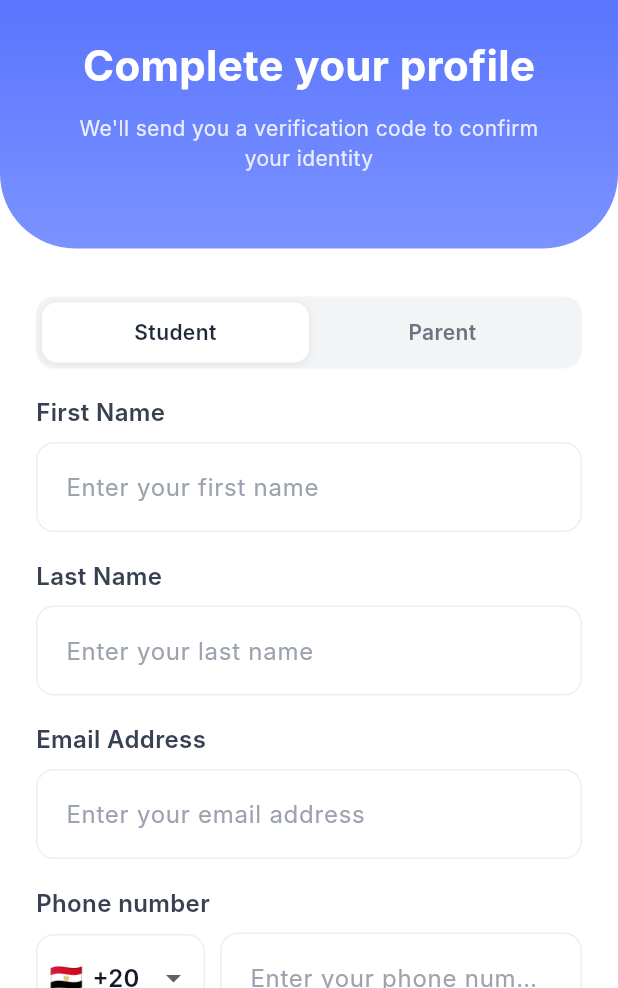
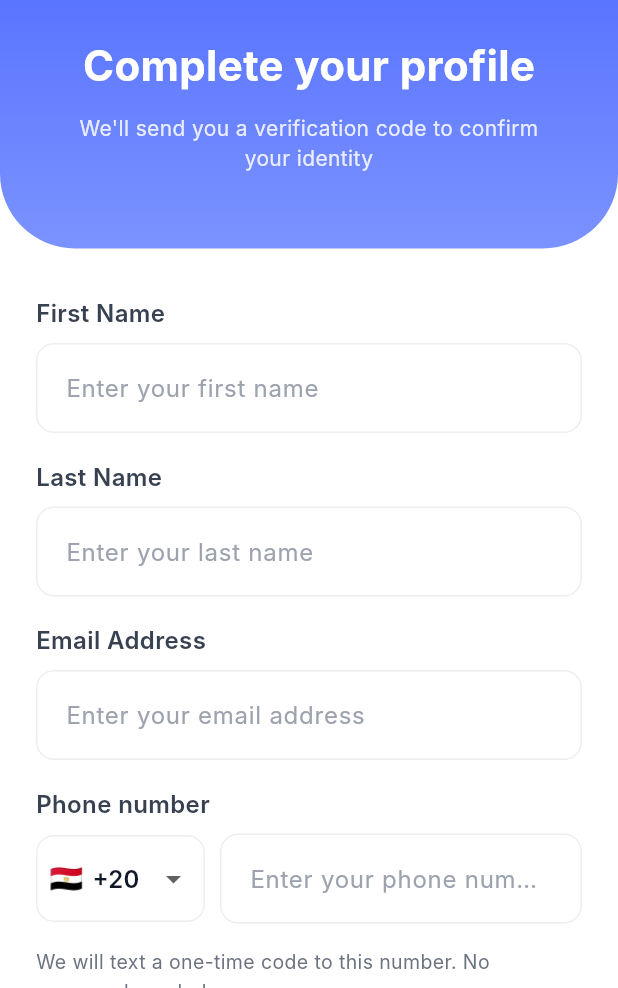
Before and after one commit to remon-samir1/learnoo_application, a Flutter app: the ProfileScreen screen opened directly, on a phone screen of 412 x 824 dp, the part 248-1236 px from its top. Run offline on Flutter 3.47's test engine with Material 3 defaults, Android fonts, the phone set to English and light mode, and no system bars; our stand-ins replace audioplayers, cached_network_image, connectivity_plus, device_info_plus, dio, easy_localization and 25 more; missing offline and left inert: cryptography, jitsi_meet_flutter_sdk, record, screen_capture_event, syncfusion_flutter_pdf, syncfusion_flutter_pdfviewer and 3 more; accounts and stored records are empty; network calls fail; Roboto replaces fonts that are missing (Inter); project files that could hold a hidden picture were left out.

Commit message:
Hide parent sign-up in the app; new accounts are students only
The sign-up screen no longer offers the Student / Parent switch or the
parent password fields, and registration always sends the student role
(0, as the website does). The server already refuses parent sign-up.
Existing parents still sign in from the login screen's parent link.

```diff
--- a/lib/features/auth/data/auth_repository.dart
+++ b/lib/features/auth/data/auth_repository.dart
@@ -87,25 +87,21 @@ class AuthRepository {
   // Registration & sign-in — passwordless
   // ---------------------------------------------------------------------
 
-  /// Role id sent to `POST /v1/auth/register`, matching the web's
-  /// `role: role === "Parent" ? 3 : 1`.
-  static const int studentRoleId = 1;
-  static const int parentRoleId = 3;
+  /// Role id sent to `POST /v1/auth/register`: the server's
+  /// `UserRole::STUDENT`, the same `role: 0` the web's create-account sends.
+  static const int studentRoleId = 0;
 
-  /// `POST /v1/auth/register`.
+  /// `POST /v1/auth/register` — student accounts only.
   ///
-  /// [password] and `role: 3` are sent for the Parent role only — students
-  /// register passwordless and verify by OTP. The returned token becomes the
-  /// *pending* session; the account is not signed in until either the OTP is
-  /// verified (student) or [activateSession] is called (parent, which the web
-  /// does immediately because parents skip verification).
+  /// Students register passwordless and verify by OTP. Parent registration is
+  /// paused in the app and refused by the server; existing parents sign in
+  /// through [login] with a password. The returned token becomes the *pending*
+  /// session; the account is not signed in until the OTP is verified.
   Future<Map<String, dynamic>> register({
     required String firstName,
     required String lastName,
     required String phone,
     required String email,
-    String? password,
-    int role = studentRoleId,
   }) async {
     try {
       final deviceName = await _deviceName();
@@ -120,8 +116,7 @@ class AuthRepository {
           'phone': normalizePhone(phone),
           'email': email,
           'device_name': deviceName,
-          'role': role,
-          if (password != null && password.isNotEmpty) 'password': password,
+          'role': studentRoleId,
         },
       );
 
--- a/lib/features/auth/presentation/screens/profile_screen.dart
+++ b/lib/features/auth/presentation/screens/profile_screen.dart
@@ -8,21 +8,19 @@ import '../../../../core/widgets/custom_text_field.dart';
 import '../../../../core/widgets/header_back_button.dart';
 import '../../../../core/widgets/primary_button.dart';
 import '../../data/auth_repository.dart';
-import '../../../parent/presentation/screens/link_student_screen.dart';
 import '../screens/login_screen.dart';
 import '../screens/otp_verification_screen.dart';
 
-/// Which account the form is creating. Maps to `role: 1` / `role: 3`.
-enum RegisterRole { student, parent }
-
 /// Registration, matching `app/(auth)/create-account/page.tsx`.
 ///
-/// The role switch at the top decides the whole flow, exactly as on the web:
-/// a student registers passwordless and continues to the OTP screen, while a
-/// parent sets a password, is signed in immediately and continues to
-/// "link a student".
+/// New accounts are students only: they register passwordless and continue to
+/// the OTP screen. Parent registration is paused (the server refuses it too);
+/// existing parents still sign in from the login screen's parent link.
 class ProfileScreen extends StatefulWidget {
-  const ProfileScreen({super.key});
+  const ProfileScreen({super.key, this.authRepository});
+
+  /// Injected by tests; the screen creates its own otherwise.
+  final AuthRepository? authRepository;
 
   @override
   State<ProfileScreen> createState() => _ProfileScreenState();
@@ -33,17 +31,13 @@ class _ProfileScreenState extends State<ProfileScreen> {
   final _lastNameController = TextEditingController();
   final _emailController = TextEditingController();
   final _phoneController = TextEditingController();
-  final _passwordController = TextEditingController();
-  final _confirmPasswordController = TextEditingController();
 
-  final _authRepository = AuthRepository();
+  late final AuthRepository _authRepository =
+      widget.authRepository ?? AuthRepository();
 
   String _countryCode = kDefaultCountryCode;
-  RegisterRole _role = RegisterRole.student;
   bool _isLoading = false;
   bool _acceptTerms = false;
-
-  bool get _isParent => _role == RegisterRole.parent;
 
   @override
   void dispose() {
@@ -51,8 +45,6 @@ class _ProfileScreenState extends State<ProfileScreen> {
     _lastNameController.dispose();
     _emailController.dispose();
     _phoneController.dispose();
-    _passwordController.dispose();
-    _confirmPasswordController.dispose();
     super.dispose();
   }
 
@@ -112,18 +104,6 @@ class _ProfileScreenState extends State<ProfileScreen> {
       return;
     }
 
-    final password = _passwordController.text;
-    if (_isParent) {
-      if (password.isEmpty || password != _confirmPasswordController.text) {
-        _showSnack(
-          'auth.password_mismatch'.tr(),
-          Colors.red,
-          Icons.error_outline,
-        );
-        return;
-      }
-    }
-
     setState(() => _isLoading = true);
 
     final fullPhone = CountryCodeField.fullNumber(_countryCode, national);
@@ -133,10 +113,6 @@ class _ProfileScreenState extends State<ProfileScreen> {
       lastName: lastName,
       phone: fullPhone,
       email: email,
-      password: _isParent ? password : null,
-      role: _isParent
-          ? AuthRepository.parentRoleId
-          : AuthRepository.studentRoleId,
     );
 
     if (!mounted) return;
@@ -157,18 +133,6 @@ class _ProfileScreenState extends State<ProfileScreen> {
       Icons.check_circle,
     );
 
-    if (_isParent) {
-      // The web activates the session right away and routes to link-student —
-      // parents never see the OTP screen.
-      await _authRepository.activateSession();
-      if (!mounted) return;
-      Navigator.pushReplacement(
-        context,
-        MaterialPageRoute(builder: (context) => const LinkStudentScreen()),
-      );
-      return;
-    }
-
     // Straight to the code screen — same as the web, which never offers a
     // channel picker for students.
     Navigator.push(
@@ -178,59 +142,6 @@ class _ProfileScreenState extends State<ProfileScreen> {
           isRegister: true,
           phone: fullPhone,
           isEmail: false,
-        ),
-      ),
-    );
-  }
-
-  /// Segmented Student / Parent switch, the app's version of the web's role
-  /// tab strip.
-  Widget _roleSelector() {
-    return Container(
-      padding: const EdgeInsets.all(4),
-      decoration: BoxDecoration(
-        color: const Color(0xFFF3F4F6),
-        borderRadius: BorderRadius.circular(12),
-      ),
-      child: Row(
-        children: [
-          _roleTab(RegisterRole.student, 'auth.role_student'.tr()),
-          _roleTab(RegisterRole.parent, 'auth.role_parent'.tr()),
-        ],
-      ),
-    );
-  }
-
-  Widget _roleTab(RegisterRole role, String label) {
-    final selected = _role == role;
-    return Expanded(
-      child: GestureDetector(
-        onTap: _isLoading ? null : () => setState(() => _role = role),
-        child: AnimatedContainer(
-          duration: const Duration(milliseconds: 150),
-          padding: const EdgeInsets.symmetric(vertical: 10),
-          decoration: BoxDecoration(
-            color: selected ? Colors.white : Colors.transparent,
-            borderRadius: BorderRadius.circular(10),
-            boxShadow: selected
-                ? const [
-                    BoxShadow(
-                      color: Color(0x14000000),
-                      blurRadius: 4,
-                      offset: Offset(0, 1),
-                    ),
-                  ]
-                : null,
-          ),
-          child: Text(
-            label,
-            textAlign: TextAlign.center,
-            style: TextStyle(
-              fontSize: 14,
-              fontWeight: FontWeight.w600,
-              color: selected ? const Color(0xFF1F2937) : AppColors.textGray,
-            ),
-          ),
         ),
       ),
     );
@@ -307,8 +218,6 @@ class _ProfileScreenState extends State<ProfileScreen> {
               child: Column(
                 crossAxisAlignment: CrossAxisAlignment.start,
                 children: [
-                  _roleSelector(),
-                  const SizedBox(height: 18),
                   CustomTextField(
                     label: 'auth.first_name'.tr(),
                     hintText: 'auth.first_name_hint'.tr(),
@@ -337,24 +246,7 @@ class _ProfileScreenState extends State<ProfileScreen> {
                     hintText: 'auth.phone_hint'.tr(),
                     enabled: !_isLoading,
                   ),
-                  if (_isParent) ...[
-                    const SizedBox(height: 18),
-                    CustomTextField(
-                      label: 'auth.password'.tr(),
-                      hintText: 'auth.password_hint'.tr(),
-                      isPassword: true,
-                      controller: _passwordController,
-                    ),
-                    const SizedBox(height: 18),
-                    CustomTextField(
-                      label: 'auth.confirm_password'.tr(),
-                      hintText: 'auth.confirm_password_hint'.tr(),
-                      isPassword: true,
-                      controller: _confirmPasswordController,
-                    ),
-                  ],
                   const SizedBox(height: 16),
-                  if (!_isParent)
                   Text(
                     'auth.login_code_hint'.tr(),
                     style: const TextStyle(
```
Also changed, not shown: assets/translations/ar.json, assets/translations/en.json, 1 other file. Lines whose indentation alone changed are shown as unchanged.
